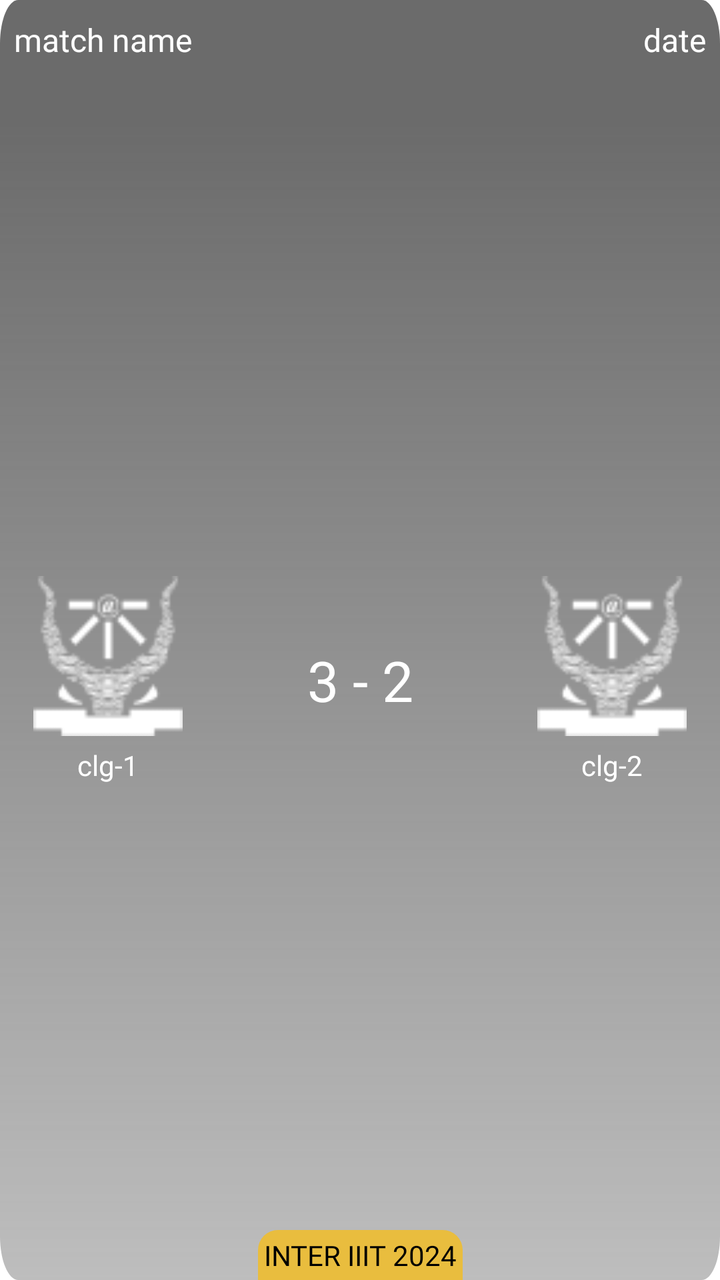
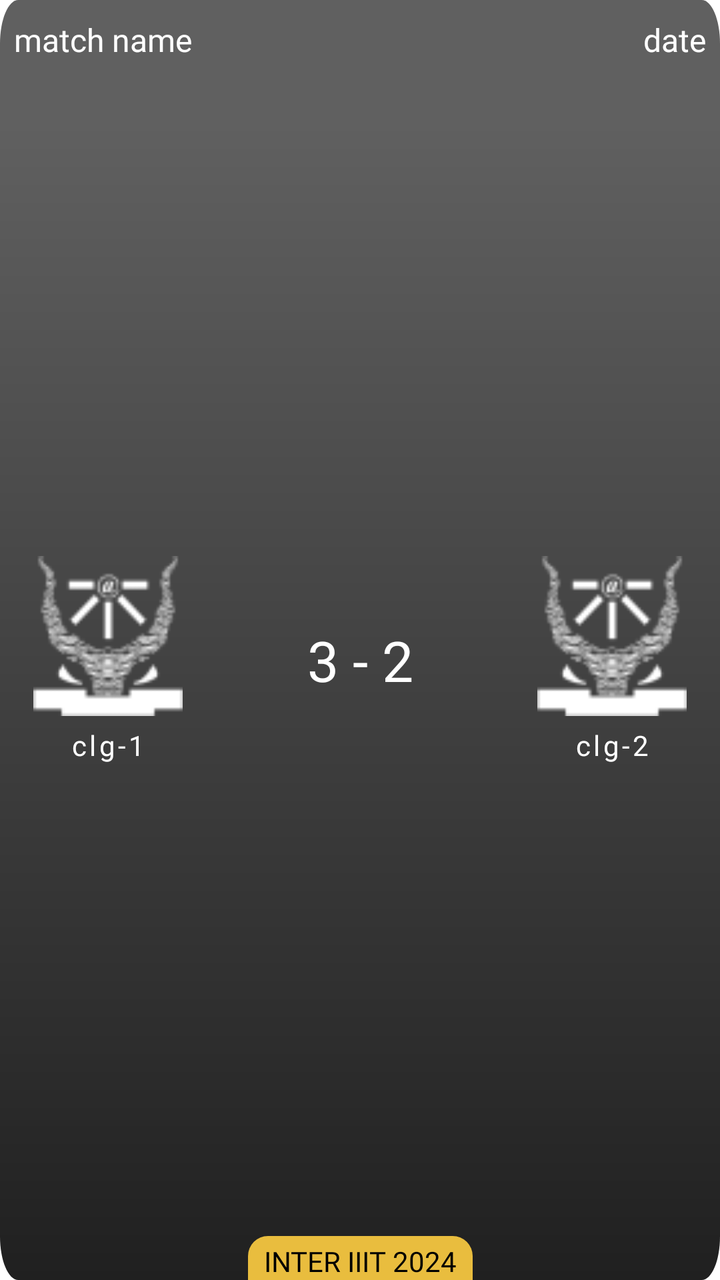

Two renders of the same Android screen: before a commit and after it. Below are the layout's source before the change and the commit's diff.
<!-- AndroidManifest.xml: application theme Theme.NavigationDrawer -->
<!-- res/layout/layout_football.xml -->
<?xml version="1.0" encoding="utf-8"?>
<androidx.constraintlayout.widget.ConstraintLayout xmlns:android="http://schemas.android.com/apk/res/android"
    xmlns:app="http://schemas.android.com/apk/res-auto"
    android:layout_width="match_parent"
    android:layout_height="200dp"
    android:layout_marginHorizontal="10dp"
    android:layout_marginVertical="10dp"
    android:background="@drawable/fade3">

    <LinearLayout
        android:id="@+id/lay1"
        android:layout_width="match_parent"
        android:layout_height="40dp"
        android:orientation="horizontal"
        android:weightSum="1"
        android:padding="5dp"
        app:layout_constraintEnd_toEndOf="parent"
        app:layout_constraintStart_toStartOf="parent"
        app:layout_constraintTop_toTopOf="parent">

        <TextView
            android:id="@+id/matchName"
            android:layout_width="0dp"
            android:layout_height="40dp"
            android:layout_gravity="center_vertical"
            android:layout_weight="0.7"
            android:fontFamily="@font/poppins_semibold"
            android:gravity="center_vertical|start"
            android:paddingHorizontal="2dp"
            android:hint="match name"
            android:textAllCaps="true"
            android:textColor="#E9E9E9"
            android:textColorHint="@color/white"
            android:textSize="16sp" />

        <TextView
            android:id="@+id/date"
            android:layout_width="0dp"
            android:layout_height="40dp"
            android:layout_gravity="center_vertical"
            android:layout_weight="0.3"
            android:fontFamily="@font/poppins_semibold"
            android:gravity="center_vertical|end"
            android:paddingHorizontal="2dp"
            android:hint="date"
            android:textColor="#E9E9E9"
            android:textColorHint="@color/white"
            android:textSize="16sp" />
    </LinearLayout>

    <LinearLayout
        android:layout_width="match_parent"
        android:layout_height="wrap_content"
        android:layout_marginTop="45dp"
        android:orientation="vertical"
        android:visibility="gone">

        <TextView
            android:id="@+id/time"
            android:layout_width="match_parent"
            android:layout_height="wrap_content"
            android:fontFamily="@font/poppins_medium"
            android:gravity="center"
            android:hint="time"
            android:textColor="@color/white"
            android:textColorHint="@color/white"
            android:textSize="16sp" />
    </LinearLayout>

    <LinearLayout
        android:layout_width="match_parent"
        android:layout_height="0dp"
        android:orientation="horizontal"
        android:weightSum="1"
        app:layout_constraintBottom_toBottomOf="parent"
        app:layout_constraintEnd_toEndOf="parent"
        app:layout_constraintStart_toStartOf="parent"
        app:layout_constraintTop_toBottomOf="@id/lay1">

        <LinearLayout
            android:layout_width="0dp"
            android:layout_height="wrap_content"
            android:layout_gravity="center_vertical"
            android:layout_weight="0.3"
            android:orientation="vertical">

            <ImageView
                android:id="@+id/clgImg1"
                android:layout_width="match_parent"
                android:layout_height="80dp"
                android:scaleType="fitCenter"
                android:src="@drawable/iiita" />

            <TextView
                android:id="@+id/clgName1"
                android:layout_width="match_parent"
                android:layout_height="wrap_content"
                android:layout_marginTop="5dp"
                android:fontFamily="@font/poppins_medium"
                android:gravity="center"
                android:hint="clg-1"
                android:textAllCaps="true"
                android:textColor="@color/white"
                android:textColorHint="@color/white" />
        </LinearLayout>

        <TextView
            android:id="@+id/points"
            android:layout_width="0dp"
            android:layout_height="wrap_content"
            android:layout_gravity="center_vertical"
            android:layout_weight="0.4"
            android:fontFamily="@font/poppins_medium"
            android:gravity="center"
            android:text="3 - 2"
            android:textColor="@color/white"
            android:textSize="28sp" />

        <LinearLayout
            android:layout_width="0dp"
            android:layout_height="wrap_content"
            android:layout_gravity="center_vertical"
            android:layout_weight="0.3"
            android:orientation="vertical">

            <ImageView
                android:id="@+id/clgImg2"
                android:layout_width="match_parent"
                android:layout_height="80dp"
                android:scaleType="fitCenter"
                android:src="@drawable/iiita" />

            <TextView
                android:id="@+id/clgName2"
                android:layout_width="match_parent"
                android:layout_height="wrap_content"
                android:layout_marginTop="5dp"
                android:fontFamily="@font/poppins_medium"
                android:gravity="center"
                android:hint="clg-2"
                android:textAllCaps="true"
                android:textColor="@color/white"
                android:textColorHint="@color/white" />
        </LinearLayout>

    </LinearLayout>

    <TextView
        android:layout_width="wrap_content"
        android:layout_height="wrap_content"
        app:layout_constraintStart_toStartOf="parent"
        app:layout_constraintEnd_toEndOf="parent"
        app:layout_constraintBottom_toBottomOf="parent"
        android:text="inter iiit 2024"
        android:gravity="center|bottom"
        android:padding="3dp"
        android:background="@drawable/backlesss"
        android:textColor="@color/black"
        android:fontFamily="@font/poppins_medium"
        android:textAllCaps="true"/>

</androidx.constraintlayout.widget.ConstraintLayout>
<!-- resources referenced by this layout -->
<resources>
  <color name="black">#FF000000</color>
  <color name="white">#FFFFFFFF</color>
  <!-- drawable backlesss (drawable) -->
  <?xml version="1.0" encoding="utf-8"?>
  <shape xmlns:android="http://schemas.android.com/apk/res/android">
      <solid android:color="#E9BD3E" /> 
  
      <corners
          android:topLeftRadius="10dp"
          android:topRightRadius="10dp" />
  </shape>
  <!-- drawable fade3 (drawable) -->
  <vector xmlns:android="http://schemas.android.com/apk/res/android"
      xmlns:aapt="http://schemas.android.com/aapt"
      android:width="400dp"
      android:height="293dp"
      android:viewportWidth="393"
      android:viewportHeight="293">
  
      <path android:pathData="M10,0h373c5.523,0 10,4.477 10,10v273c0,5.523 -4.477,10 -10,10h-373c-5.523,0 -10,-4.477 -10,-10v-273c0,-5.523 4.477,-10 10,-10Z">
          <aapt:attr name="android:fillColor">
              <gradient
                  android:endX="197"
                  android:endY="27.9"
                  android:startX="197"
                  android:startY="293"
                  android:type="linear">
                  <item
                      android:color="#665B5B5B"
                      android:offset="0" />
                  <item
                      android:color="#E65B5B5B"
                      android:offset="1" />
              </gradient>
          </aapt:attr>
      </path>
  </vector>
  <!-- drawable iiita: png bitmap (drawable, 3166 bytes) -->
  <style name="Theme.NavigationDrawer" parent="Theme.MaterialComponents.DayNight.NoActionBar">
          
          <item name="colorPrimary">#FFECA1</item>
          
      </style>
</resources>

<!-- the commit's change to res/layout/layout_football.xml (unified diff, before → after) -->
@@ -12,8 +12,8 @@
         android:layout_width="match_parent"
         android:layout_height="40dp"
         android:orientation="horizontal"
+        android:padding="5dp"
         android:weightSum="1"
-        android:padding="5dp"
         app:layout_constraintEnd_toEndOf="parent"
         app:layout_constraintStart_toStartOf="parent"
         app:layout_constraintTop_toTopOf="parent">
@@ -26,8 +26,8 @@
             android:layout_weight="0.7"
             android:fontFamily="@font/poppins_semibold"
             android:gravity="center_vertical|start"
+            android:hint="match name"
             android:paddingHorizontal="2dp"
-            android:hint="match name"
             android:textAllCaps="true"
             android:textColor="#E9E9E9"
             android:textColorHint="@color/white"
@@ -41,8 +41,8 @@
             android:layout_weight="0.3"
             android:fontFamily="@font/poppins_semibold"
             android:gravity="center_vertical|end"
+            android:hint="date"
             android:paddingHorizontal="2dp"
-            android:hint="date"
             android:textColor="#E9E9E9"
             android:textColorHint="@color/white"
             android:textSize="16sp" />
@@ -70,6 +70,7 @@
     <LinearLayout
         android:layout_width="match_parent"
         android:layout_height="0dp"
+        android:layout_marginTop="-20dp"
         android:orientation="horizontal"
         android:weightSum="1"
         app:layout_constraintBottom_toBottomOf="parent"
@@ -99,6 +100,7 @@
                 android:fontFamily="@font/poppins_medium"
                 android:gravity="center"
                 android:hint="clg-1"
+                android:letterSpacing="0.1"
                 android:textAllCaps="true"
                 android:textColor="@color/white"
                 android:textColorHint="@color/white" />
@@ -138,6 +140,7 @@
                 android:fontFamily="@font/poppins_medium"
                 android:gravity="center"
                 android:hint="clg-2"
+                android:letterSpacing="0.1"
                 android:textAllCaps="true"
                 android:textColor="@color/white"
                 android:textColorHint="@color/white" />
@@ -148,15 +151,16 @@
     <TextView
         android:layout_width="wrap_content"
         android:layout_height="wrap_content"
-        app:layout_constraintStart_toStartOf="parent"
+        android:background="@drawable/backlesss"
+        android:fontFamily="@font/poppins_medium"
+        android:gravity="center|bottom"
+        android:paddingHorizontal="8dp"
+        android:paddingTop="3dp"
+        android:text="inter iiit 2024"
+        android:textAllCaps="true"
+        android:textColor="@color/black"
+        app:layout_constraintBottom_toBottomOf="parent"
         app:layout_constraintEnd_toEndOf="parent"
-        app:layout_constraintBottom_toBottomOf="parent"
-        android:text="inter iiit 2024"
-        android:gravity="center|bottom"
-        android:padding="3dp"
-        android:background="@drawable/backlesss"
-        android:textColor="@color/black"
-        android:fontFamily="@font/poppins_medium"
-        android:textAllCaps="true"/>
+        app:layout_constraintStart_toStartOf="parent" />
 
 </androidx.constraintlayout.widget.ConstraintLayout>
<!-- resource entries referenced after the edit -->
@@ -28,10 +28,10 @@
                   android:startY="293"
                   android:type="linear">
                   <item
-                      android:color="#665B5B5B"
+                      android:color="#202020"
                       android:offset="0" />
                   <item
-                      android:color="#E65B5B5B"
+                      android:color="#606060"
                       android:offset="1" />
               </gradient>
           </aapt:attr>
